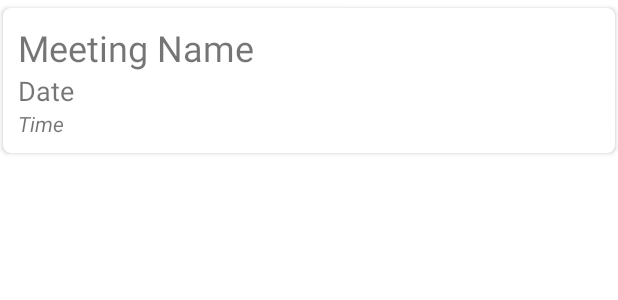
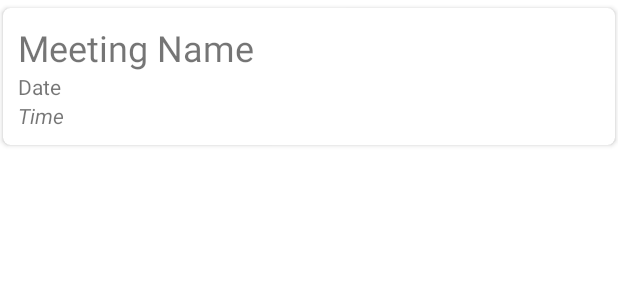
Before and after one commit to sb17ho/Meetings-Schedule, an Android app: the layout all_meetings_card.xml on its own in the app's theme, with its tools: preview values and no code run, on a phone screen of 412 x 824 dp. Shown: the top 300 px of the screen. Run offline under Robolectric (Android 15) with nearby library versions, the phone set to English and light mode, and no system bars.

Commit message:
Meetings Summary Carded Text Adjusted

```diff
--- a/app/src/main/java/com/example/meetingschedule/fragments/HomeFragment.kt
+++ b/app/src/main/java/com/example/meetingschedule/fragments/HomeFragment.kt
@@ -52,7 +52,6 @@ class HomeFragment : Fragment() {
                         sharedViewModel.readMeetingsList()
                     )
                 }
-
             }
 
             recyclerViewId.layoutManager = LinearLayoutManager(requireContext())
--- a/app/src/main/res/layout/all_meetings_card.xml
+++ b/app/src/main/res/layout/all_meetings_card.xml
@@ -32,7 +32,7 @@
             android:layout_weight="30"
             android:gravity="bottom"
             android:text="@string/date"
-            android:textSize="18sp" />
+            android:textSize="14sp" />
 
         <TextView
             android:id="@+id/meeting_time_id"
```
